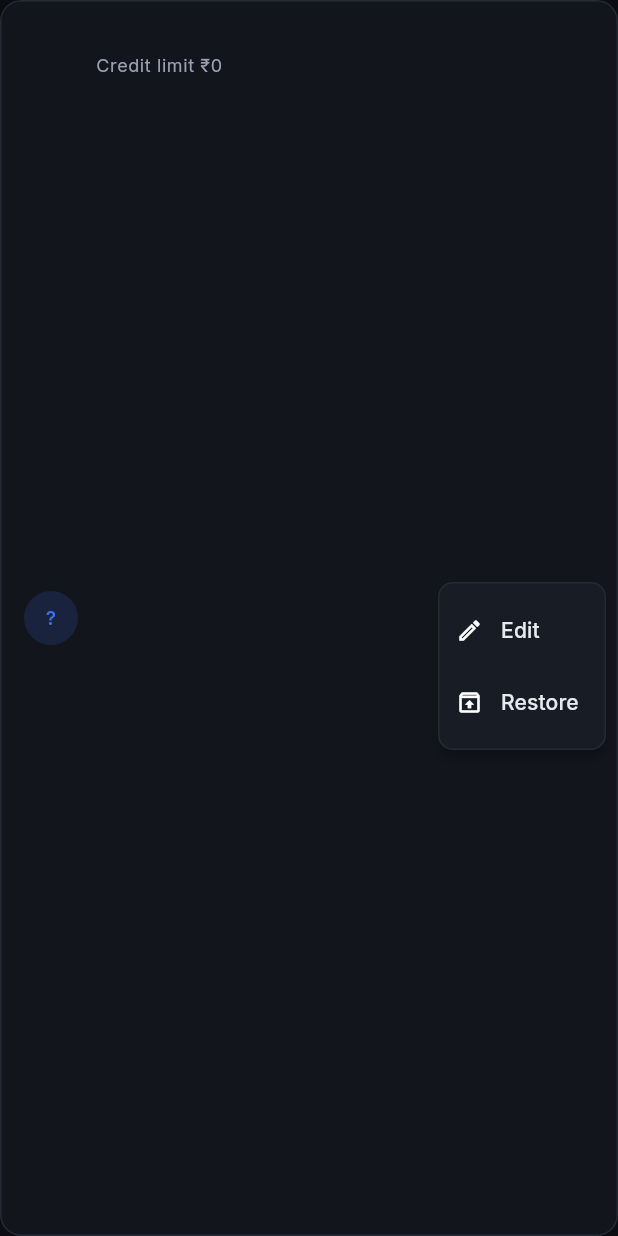
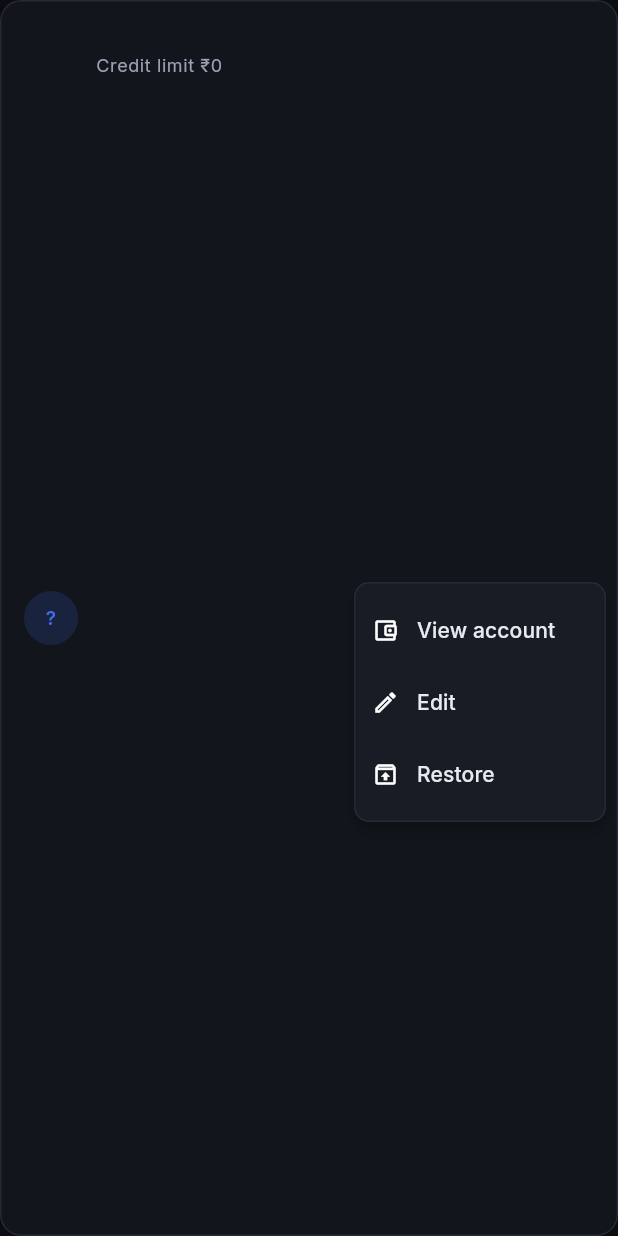
Before and after one commit to shikhar11x/Bill-Forge, a Flutter app: the CustomerCard widget shown alone on an empty page, opened directly with empty values, after a tap on the "more vert" icon, on a phone screen of 412 x 824 dp. Run offline on Flutter 3.47's test engine with Material 3 defaults, Android fonts, the phone set to English and light mode, and no system bars; our stand-ins replace drift, drift_flutter, file_picker, flutter_dotenv, flutter_riverpod, freezed_annotation and 3 more; accounts and stored records are empty; generated files the repository leaves out were written again.

Commit message:
feat: update customer management UI

```diff
--- a/lib/features/customers/presentation/widgets/customer_list_items.dart
+++ b/lib/features/customers/presentation/widgets/customer_list_items.dart
@@ -1,5 +1,6 @@
 import 'package:flutter/material.dart';
 
+import 'package:billforge/app/theme/app_colors.dart';
 import 'package:billforge/app/theme/app_spacing.dart';
 import 'package:billforge/core/utils/formatters.dart';
 import 'package:billforge/core/widgets/app_card.dart';
@@ -31,17 +32,19 @@ class CustomerAvatar extends StatelessWidget {
   }
 }
 
-enum _MenuAction { edit, toggleArchive }
+enum _MenuAction { open, edit, toggleArchive }
 
 class CustomerMenu extends StatelessWidget {
   const CustomerMenu({
     required this.customer,
+    required this.onOpen,
     required this.onEdit,
     required this.onToggleArchive,
     super.key,
   });
 
   final Customer customer;
+  final VoidCallback onOpen;
   final VoidCallback onEdit;
   final VoidCallback onToggleArchive;
 
@@ -52,6 +55,8 @@ class CustomerMenu extends StatelessWidget {
       icon: const Icon(Icons.more_vert_rounded),
       onSelected: (action) {
         switch (action) {
+          case _MenuAction.open:
+            onOpen();
           case _MenuAction.edit:
             onEdit();
           case _MenuAction.toggleArchive:
@@ -59,6 +64,13 @@ class CustomerMenu extends StatelessWidget {
         }
       },
       itemBuilder: (context) => [
+        const PopupMenuItem(
+          value: _MenuAction.open,
+          child: _MenuRow(
+            icon: Icons.account_balance_wallet_outlined,
+            label: 'View account',
+          ),
+        ),
         const PopupMenuItem(
           value: _MenuAction.edit,
           child: _MenuRow(icon: Icons.edit_outlined, label: 'Edit'),
@@ -95,27 +107,31 @@ class _MenuRow extends StatelessWidget {
   }
 }
 
-/// Mobile list item.
+/// Mobile list item. Tapping opens the customer's account.
 class CustomerCard extends StatelessWidget {
   const CustomerCard({
     required this.customer,
+    required this.outstandingPaise,
     required this.onTap,
+    required this.onEdit,
     required this.onToggleArchive,
     super.key,
   });
 
   final Customer customer;
+  final int outstandingPaise;
   final VoidCallback onTap;
+  final VoidCallback onEdit;
   final VoidCallback onToggleArchive;
 
   @override
   Widget build(BuildContext context) {
     final theme = Theme.of(context);
     final muted = theme.colorScheme.onSurfaceVariant;
-    final subtitle = [
-      customer.phone,
-      customer.locationLabel,
-    ].whereType<String>().where((s) => s.isNotEmpty).join(' · ');
+    final subtitle = [customer.phone, customer.locationLabel]
+        .whereType<String>()
+        .where((s) => s.isNotEmpty)
+        .join(' · ');
     final limit = customer.creditLimitPaise;
 
     return AppCard(
@@ -149,6 +165,16 @@ class CustomerCard extends StatelessWidget {
                     overflow: TextOverflow.ellipsis,
                   ),
                 ],
+                if (outstandingPaise > 0) ...[
+                  const SizedBox(height: AppSpacing.xs),
+                  Text(
+                    'Owes ${formatPaise(outstandingPaise)}',
+                    style: theme.textTheme.bodySmall?.copyWith(
+                      color: AppColors.warning,
+                      fontWeight: FontWeight.w600,
+                    ),
+                  ),
+                ],
                 if (limit != null) ...[
                   const SizedBox(height: AppSpacing.xs),
                   Text(
@@ -161,7 +187,8 @@ class CustomerCard extends StatelessWidget {
           ),
           CustomerMenu(
             customer: customer,
-            onEdit: onTap,
+            onOpen: onTap,
+            onEdit: onEdit,
             onToggleArchive: onToggleArchive,
           ),
         ],
```
Also changed, not shown: lib/features/customers/presentation/customers_page.dart (+55 -18 lines).
